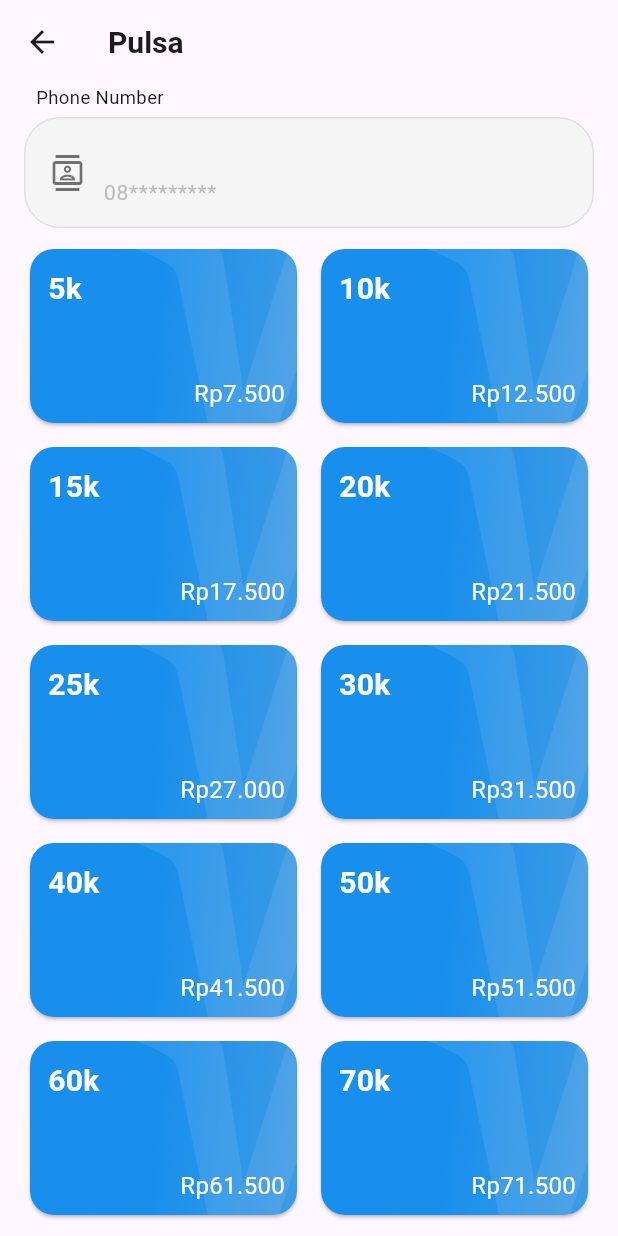
After one commit to SiEncan/T-Cash, a Flutter app: the PulsaScreen screen opened directly, on a phone screen of 412 x 824 dp. The commit adds this screen. Run offline on Flutter 3.47's test engine with Material 3 defaults, Android fonts, the phone set to English and light mode, and no system bars; our stand-ins replace carousel_slider, cloud_firestore, firebase_auth, firebase_core; accounts and stored records are empty; network calls fail.

Commit message:
add pulsa purchase screen

```diff
--- a/lib/main.dart
+++ b/lib/main.dart
@@ -1,5 +1,5 @@
 import 'package:flutter/material.dart';
-import 'firebase_options.dart';
+import 'services/firebase_options.dart';
 import 'package:firebase_core/firebase_core.dart';
 import 'package:fintar/screen/splash/splash_screen.dart';
 
--- a/lib/screen/auth/login.dart
+++ b/lib/screen/auth/login.dart
@@ -322,11 +322,11 @@ class _LoginScreenState extends State<LoginScreen> {
         case 'user-not-found':
           errorMessage = 'User not found';
           break;
-        case 'wrong-password':
+        case 'invalid-credential':
           errorMessage = 'Wrong Password/Email';
           break;
         case 'too-many-requests':
-          errorMessage = 'Too many attempt, please try again later';
+          errorMessage = 'Too many attempts, please try again later';
           break;
         default:
           errorMessage = 'An unknown error occurred. Please try again later';
--- /dev/null
+++ b/lib/screen/home/screens/pulsa_screen.dart
@@ -0,0 +1,50 @@
+import 'package:fintar/screen/home/screens/widgets/pulsa_grid_widget.dart';
+import 'package:flutter/material.dart';
+import 'package:firebase_auth/firebase_auth.dart';
+import 'package:fintar/screen/home/screens/widgets/phone_input_widget.dart';
+
+class PulsaScreen extends StatefulWidget {
+  const PulsaScreen({super.key});
+
+  @override
+  State<PulsaScreen> createState() => _PulsaScreenState();
+}
+
+class _PulsaScreenState extends State<PulsaScreen> {
+  final phoneNumberController = TextEditingController();
+  final nameController = TextEditingController();
+
+  @override
+  Widget build(BuildContext context) {
+    User? user = FirebaseAuth.instance.currentUser;
+
+    if (user == null) {
+      return const Text("User not logged in.");
+    }
+
+    return Scaffold(
+      appBar: AppBar(
+        title: const Text(
+          'Pulsa',
+          style: TextStyle(fontSize: 20, fontWeight: FontWeight.bold),
+        ),
+      ),
+      body: SafeArea(
+        child: Container(
+          margin: const EdgeInsets.symmetric(horizontal: 16),
+          child: Column(
+            children: [
+              PhoneNumberInput(
+                user: user,
+                phoneNumberController: phoneNumberController,
+                nameController: nameController,
+              ),
+              const SizedBox(height: 10),
+              Expanded(child: PulsaGrid())
+            ],
+          ),
+        ),
+      ),
+    );
+  }
+}
--- /dev/null
+++ b/lib/screen/home/screens/widgets/phone_input_widget.dart
@@ -0,0 +1,182 @@
+import 'package:flutter/material.dart';
+import 'package:cloud_firestore/cloud_firestore.dart';
+import 'package:firebase_auth/firebase_auth.dart';
+
+class PhoneNumberInput extends StatefulWidget {
+  final User user;
+  final TextEditingController phoneNumberController;
+  final TextEditingController nameController;
+
+  const PhoneNumberInput({
+    super.key,
+    required this.user,
+    required this.phoneNumberController,
+    required this.nameController,
+  });
+
+  @override
+  _PhoneNumberInputState createState() => _PhoneNumberInputState();
+}
+
+class _PhoneNumberInputState extends State<PhoneNumberInput> {
+  String currentPhoneNumber = '';
+  @override
+  Widget build(BuildContext context) {
+    final size = MediaQuery.of(context).size;
+
+    return Column(
+      crossAxisAlignment: CrossAxisAlignment.start,
+      children: [
+        Padding(
+          padding: const EdgeInsets.symmetric(horizontal: 8),
+          child: Text(
+            'Phone Number',
+            style: TextStyle(
+              color: const Color(0xFF1A1A1A),
+              fontSize: size.width * 0.03,
+              fontWeight: FontWeight.w400,
+            ),
+          ),
+        ),
+        const SizedBox(height: 4),
+        Container(
+          padding: const EdgeInsets.symmetric(horizontal: 16, vertical: 12),
+          decoration: BoxDecoration(
+            color: Colors.grey[100],
+            borderRadius: BorderRadius.circular(24),
+            border: Border.all(
+              color: Colors.grey[300]!,
+              width: 1.0,
+            ),
+          ),
+          child: Row(
+            crossAxisAlignment: CrossAxisAlignment.center,
+            children: [
+              const Icon(
+                Icons.contacts_outlined,
+                size: 24,
+                color: Colors.black54,
+              ),
+              const SizedBox(width: 12),
+              Expanded(
+                child: Column(
+                  crossAxisAlignment: CrossAxisAlignment.start,
+                  mainAxisSize: MainAxisSize.min,
+                  children: [
+                    StreamBuilder<QuerySnapshot>(
+                      stream: FirebaseFirestore.instance
+                          .collection('users')
+                          .where('phone',
+                              isEqualTo: widget.phoneNumberController.text)
+                          .snapshots(),
+                      builder: (context, snapshot) {
+                        if (!snapshot.hasData) {
+                          return const CircularProgressIndicator();
+                        }
+
+                        var userDoc = snapshot.data!.docs.isNotEmpty
+                            ? snapshot.data!.docs.first
+                            : null;
+
+                        if (widget.phoneNumberController.text == '') {
+                          String? displayName = widget.user.displayName;
+                          return Text(
+                            '$displayName',
+                            style: TextStyle(
+                              fontSize: 16,
+                              color: Colors.grey[800],
+                              fontWeight: FontWeight.w500,
+                            ),
+                          );
+                        }
+                        if (userDoc == null) {
+                          return Text(
+                            'User not found',
+                            style: TextStyle(
+                              fontSize: 16,
+                              color: Colors.grey[500],
+                              fontWeight: FontWeight.w400,
+                            ),
+                          );
+                        }
+
+                        var nama = userDoc['fullName'] ?? 'Unknown';
+                        widget.nameController.text = nama;
+                        return TextField(
+                          readOnly: true,
+                          controller: widget.nameController,
+                          decoration: InputDecoration(
+                            border: InputBorder.none,
+                            contentPadding: EdgeInsets.zero,
+                            isDense: true,
+                            hintStyle: TextStyle(
+                              color: Colors.grey[800],
+                              fontSize: 16,
+                            ),
+                          ),
+                          style: TextStyle(
+                            fontSize: 16,
+                            color: Colors.grey[800],
+                            fontWeight: FontWeight.w500,
+                          ),
+                        );
+                      },
+                    ),
+                    const SizedBox(height: 4),
+                    StreamBuilder<DocumentSnapshot>(
+                      stream: FirebaseFirestore.instance
+                          .collection('users')
+                          .doc(widget.user.uid)
+                          .snapshots(),
+                      builder: (context, snapshot) {
+                        if (snapshot.connectionState ==
+                            ConnectionState.waiting) {
+                          return const CircularProgressIndicator();
+                        }
+
+                        if (snapshot.hasError) {
+                          return const Text("Error loading phone number.");
+                        }
+
+                        if (!snapshot.hasData || !snapshot.data!.exists) {
+                          return const Text("User data not found.");
+                        }
+
+                        String phone = snapshot.data!['phone'] ?? '';
+                        if (currentPhoneNumber != phone) {
+                          currentPhoneNumber = phone;
+                          widget.phoneNumberController.text = phone;
+                        }
+
+                        return TextField(
+                          controller: widget.phoneNumberController,
+                          decoration: InputDecoration(
+                            hintText: '08*********',
+                            hintStyle: TextStyle(
+                              color: Colors.grey[400],
+                              fontSize: 14,
+                            ),
+                            border: InputBorder.none,
+                            contentPadding: EdgeInsets.zero,
+                            isDense: true,
+                          ),
+                          style: const TextStyle(
+                            fontSize: 14,
+                            color: Colors.black,
+                          ),
+                          onEditingComplete: () {
+                            setState(() {});
+                          },
+                        );
+                      },
+                    ),
+                  ],
+                ),
+              ),
+            ],
+          ),
+        ),
+      ],
+    );
+  }
+}
--- /dev/null
+++ b/lib/screen/home/screens/widgets/pulsa_card_widget.dart
@@ -0,0 +1,56 @@
+import 'package:flutter/material.dart';
+
+class PulsaCard extends StatelessWidget {
+  final String jumlahPulsa;
+  final String hargaPulsa;
+
+  const PulsaCard(
+      {super.key, required this.jumlahPulsa, required this.hargaPulsa});
+
+  @override
+  Widget build(BuildContext context) {
+    return Card(
+      clipBehavior: Clip.antiAlias,
+      shape: RoundedRectangleBorder(
+        borderRadius: BorderRadius.circular(16.0),
+      ),
+      child: Stack(
+        children: [
+          Image.asset(
+            'img/blue_card.png',
+            fit: BoxFit.cover,
+            width: double.infinity,
+            height: double.infinity,
+          ),
+          Container(
+            alignment: Alignment.topLeft,
+            color: Colors.black.withOpacity(0.07),
+            child: Padding(
+              padding: const EdgeInsets.fromLTRB(12, 12, 0, 0),
+              child: Text(
+                jumlahPulsa,
+                style: const TextStyle(
+                  color: Colors.white,
+                  fontSize: 20,
+                  fontWeight: FontWeight.bold,
+                ),
+              ),
+            ),
+          ),
+          Container(
+            alignment: Alignment.bottomRight,
+            padding: const EdgeInsets.all(8.0),
+            child: Text(
+              hargaPulsa,
+              style: const TextStyle(
+                color: Colors.white,
+                fontSize: 16,
+                fontWeight: FontWeight.w400,
+              ),
+            ),
+          ),
+        ],
+      ),
+    );
+  }
+}
--- /dev/null
+++ b/lib/screen/home/screens/widgets/pulsa_grid_widget.dart
@@ -0,0 +1,56 @@
+import 'package:flutter/material.dart';
+import 'package:fintar/screen/home/screens/widgets/pulsa_card_widget.dart';
+
+class PulsaGrid extends StatelessWidget {
+  final List<String> jumlahPulsa = [
+    '5k',
+    '10k',
+    '15k',
+    '20k',
+    '25k',
+    '30k',
+    '40k',
+    '50k',
+    '60k',
+    '70k',
+    '80k',
+    '90k',
+    '100k'
+  ];
+  final List<String> hargaPulsa = [
+    'Rp7.500',
+    'Rp12.500',
+    'Rp17.500',
+    'Rp21.500',
+    'Rp27.000',
+    'Rp31.500',
+    'Rp41.500',
+    'Rp51.500',
+    'Rp61.500',
+    'Rp71.500',
+    'Rp81.500',
+    'Rp91.500',
+    'Rp101.500'
+  ];
+
+  PulsaGrid({super.key});
+
+  @override
+  Widget build(BuildContext context) {
+    return GridView.builder(
+      gridDelegate: const SliverGridDelegateWithFixedCrossAxisCount(
+        crossAxisCount: 2,
+        crossAxisSpacing: 8.0,
+        mainAxisSpacing: 8.0,
+        childAspectRatio: 3 / 2,
+      ),
+      itemCount: jumlahPulsa.length,
+      itemBuilder: (context, index) {
+        return PulsaCard(
+          jumlahPulsa: jumlahPulsa[index],
+          hargaPulsa: hargaPulsa[index],
+        );
+      },
+    );
+  }
+}
--- a/lib/screen/home/widgets/pulsa.dart
+++ /dev/null
@@ -1,14 +0,0 @@
-import 'package:flutter/material.dart';
-
-class Pulsa extends StatelessWidget {
-  const Pulsa({super.key});
-
-  @override
-  Widget build(BuildContext context) {
-    return Scaffold(
-      body: Container(
-        color: const Color.fromARGB(255, 14, 127, 255),
-      ),
-    );
-  }
-}
--- a/lib/screen/home/widgets/purchase_widget.dart
+++ b/lib/screen/home/widgets/purchase_widget.dart
@@ -1,4 +1,4 @@
-import 'package:fintar/screen/home/widgets/pulsa.dart';
+import 'package:fintar/screen/home/screens/pulsa_screen.dart';
 import 'package:fintar/widgets/custom_page_transition.dart';
 import 'package:flutter/material.dart';
 
@@ -30,9 +30,9 @@ class PurchaseMenu extends StatelessWidget {
               Padding(
                 padding: const EdgeInsets.all(
                     8.0), // Adjusts spacing around each icon
-                child: _featureIcon(Icons.phone, 'Pulsa/Data', Colors.blue, () {
+                child: _featureIcon(Icons.phone, 'Pulsa', Colors.blue, () {
                   Navigator.of(context)
-                      .push(createRoute(const Pulsa(), 2.0, 0));
+                      .push(createRoute(const PulsaScreen(), 2.0, 0));
                 }),
               ),
               Padding(
--- a/lib/screen/home/widgets/recent_feeds_widget.dart
+++ b/lib/screen/home/widgets/recent_feeds_widget.dart
@@ -1,4 +1,4 @@
-import 'package:fintar/screen/home/widgets/pulsa.dart';
+import 'package:fintar/screen/home/screens/pulsa_screen.dart';
 import 'package:fintar/widgets/custom_page_transition.dart';
 import 'package:flutter/material.dart';
 
@@ -99,7 +99,8 @@ class RecentFeeds extends StatelessWidget {
             const Spacer(),
             GestureDetector(
               onTap: () {
-                Navigator.of(context).push(createRoute(const Pulsa(), 0, 1.0));
+                Navigator.of(context)
+                    .push(createRoute(const PulsaScreen(), 0, 1.0));
               },
               child: const Text(
                 "View All",
--- /dev/null
+++ b/lib/services/update_display_name.dart
@@ -0,0 +1,10 @@
+import 'package:cloud_firestore/cloud_firestore.dart';
+import 'package:firebase_auth/firebase_auth.dart';
+
+Future<void> updateDisplayNameFromFirestore() async {
+  User? user = FirebaseAuth.instance.currentUser;
+  DocumentSnapshot userDoc =
+      await FirebaseFirestore.instance.collection('users').doc(user?.uid).get();
+  String fullName = userDoc['fullName'] ?? '-';
+  await user?.updateProfile(displayName: fullName);
+}
--- a/lib/widgets/bottom_navigation.dart
+++ b/lib/widgets/bottom_navigation.dart
@@ -1,4 +1,5 @@
 import 'package:fintar/screen/auth/logout_screen.dart';
+import 'package:fintar/services/update_display_name.dart';
 import 'package:flutter/material.dart';
 import 'package:fintar/screen/home/home_tab.dart';
 
@@ -30,6 +31,12 @@ class _BottomNavigationState extends State<BottomNavigation> {
         _selectedIndex = index;
       });
     }
+  }
+
+  @override
+  void initState() {
+    super.initState();
+    updateDisplayNameFromFirestore();
   }
 
   @override
```
Also changed, not shown: img/blue_card.png (added), lib/services/firebase_options.dart (renamed from lib/firebase_options.dart).
